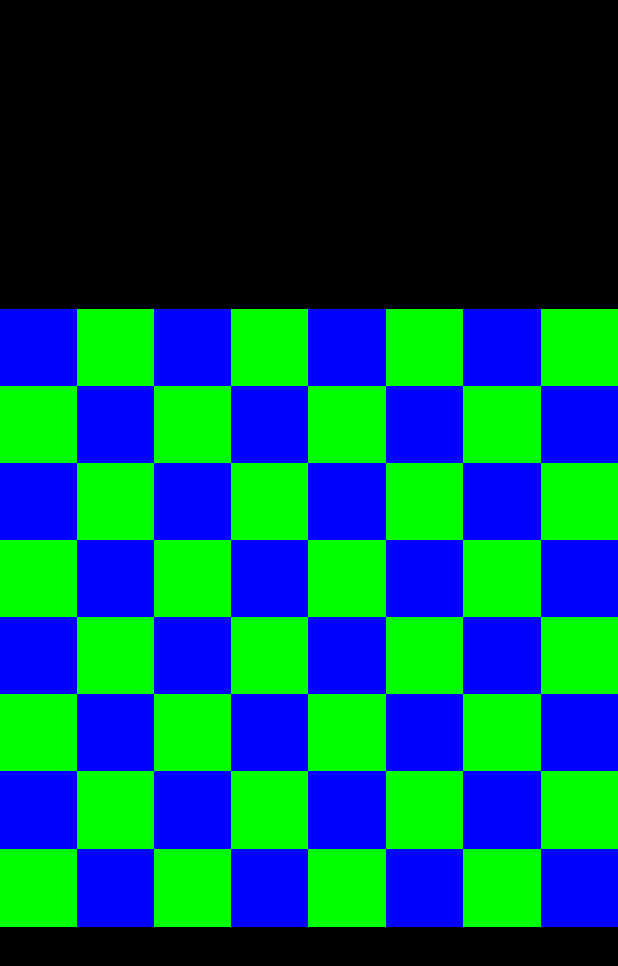
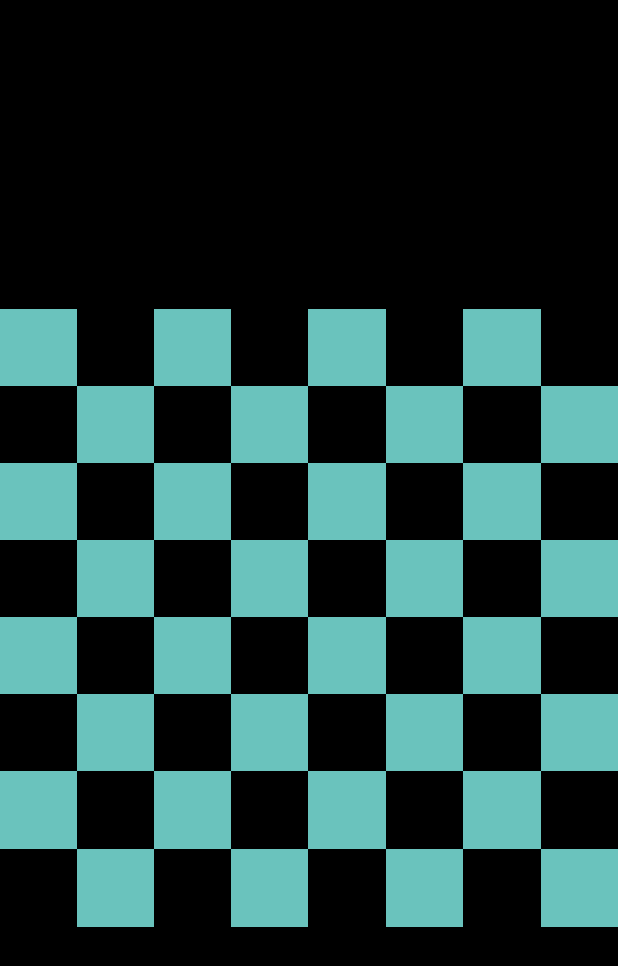
Before and after one commit to vigneshsaravanakumar404/Chess, an Android app: the screen it shows after launch (MainActivity), on a phone screen of 412 x 824 dp. Shown: the top 966 px of the screen. Run offline under Robolectric (Android 15) with nearby library versions, the phone set to English and light mode, and no system bars; our stand-ins replace Firebase (no records; nobody signed in at launch, a user with empty details on screens opened directly).

Commit message:
Color updates

```diff
--- a/app/src/main/java/com/example/chess/MainActivity.java
+++ b/app/src/main/java/com/example/chess/MainActivity.java
@@ -19,20 +19,16 @@ public class MainActivity extends AppCompatActivity {
         super.onCreate(savedInstanceState);
         setContentView(R.layout.activity_main);
 
-
-        // Make the background black
-        getWindow().getDecorView().setBackgroundColor(Color.BLACK);
-
-        // Create the chessboard layout
+        // Variables
         chessboard = findViewById(R.id.chessboard);
 
-        // Set the dimensions of the chessboard to be square
+        // Initialize
+        getWindow().getDecorView().setBackgroundColor(Color.BLACK);
         setChessboardDimensions();
-
-        // Create and add the squares to the chessboard
         createSquares();
     }
 
+    // Methods
     private void setChessboardDimensions() {
         DisplayMetrics displayMetrics = new DisplayMetrics();
         getWindowManager().getDefaultDisplay().getMetrics(displayMetrics);
@@ -45,16 +41,16 @@ public class MainActivity extends AppCompatActivity {
     }
 
     private void createSquares() {
-        boolean isWhite = true; // Flag to alternate the square color
+        boolean isWhite = true;
 
         for (int row = 0; row < 8; row++) {
             for (int col = 0; col < 8; col++) {
                 ImageView square = new ImageView(this);
 
                 if (isWhite) {
-                    square.setBackgroundColor(Color.BLUE);
+                    square.setBackgroundColor(Color.parseColor("#6ac3bd"));
                 } else {
-                    square.setBackgroundColor(Color.GREEN);
+                    square.setBackgroundColor(Color.TRANSPARENT);
                 }
 
                 GridLayout.LayoutParams layoutParams = new GridLayout.LayoutParams();
@@ -66,9 +62,9 @@ public class MainActivity extends AppCompatActivity {
 
                 chessboard.addView(square);
 
-                isWhite = !isWhite; // Toggle the flag
+                isWhite = !isWhite;
             }
-            isWhite = !isWhite; // Toggle the flag at the end of each row
+            isWhite = !isWhite;
         }
     }
 }
```
